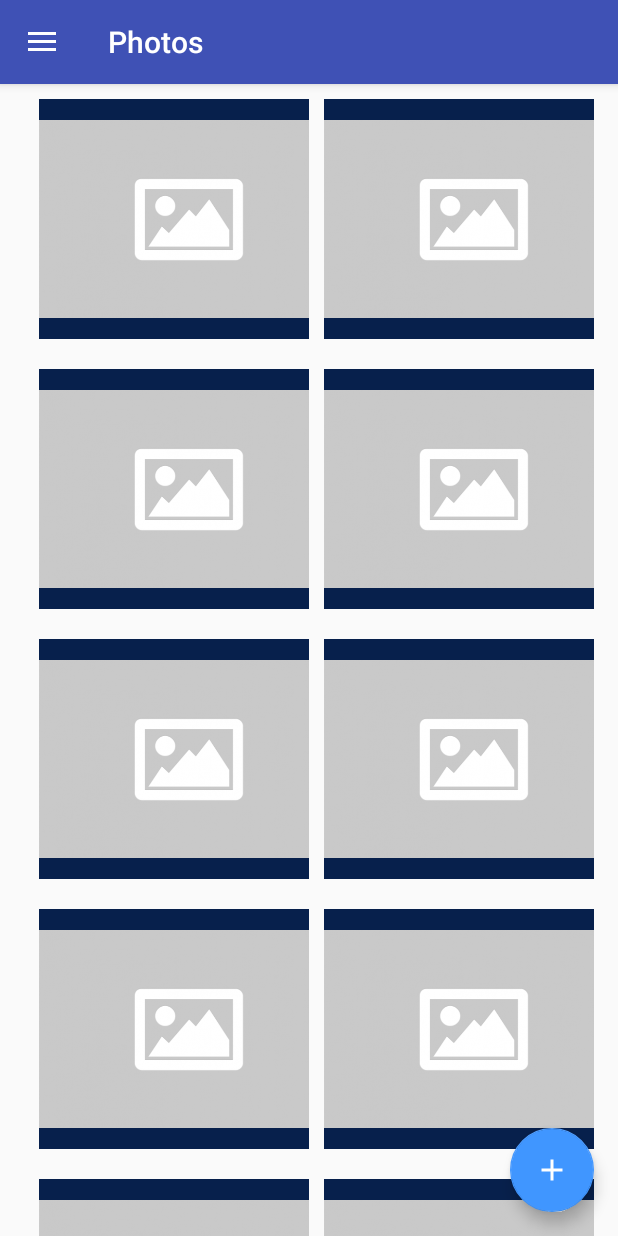
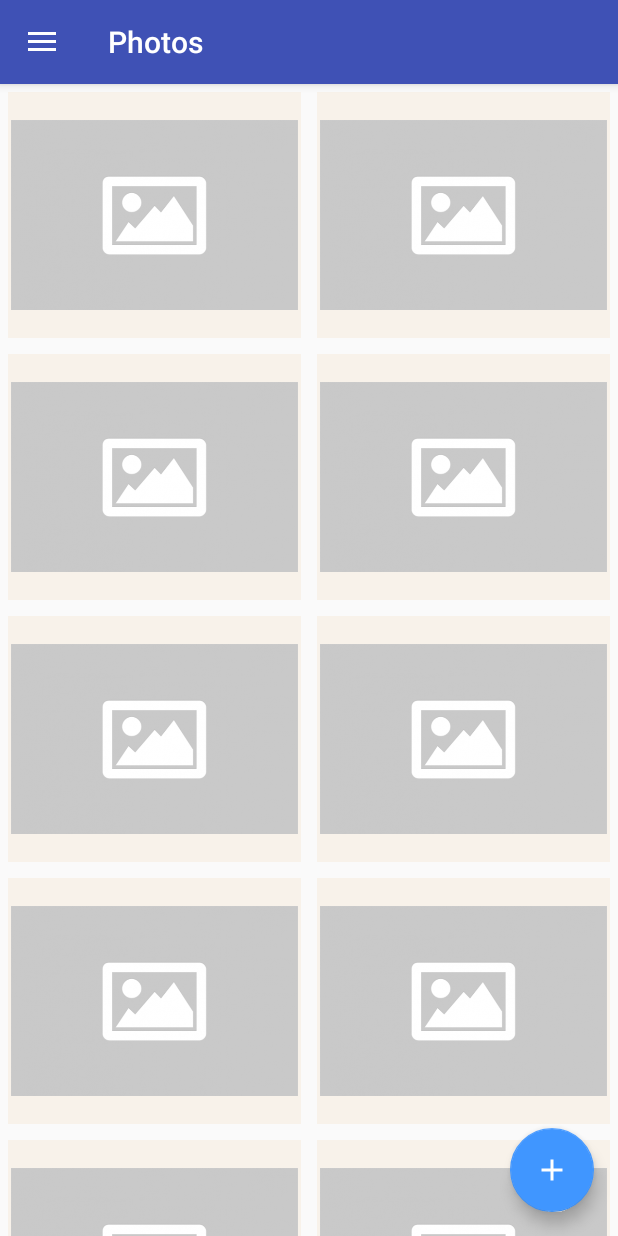
Before and after one commit to mikecon94/TravelJournal, an Android app: the screen it shows after launch (MainActivity), in the side drawer, after a tap on "Photos", on a phone screen of 412 x 824 dp. Run offline under Robolectric (Android 15) with nearby library versions, the light colour scheme and no system bars; our stand-ins replace Room's generated code.

Commit message:
Clean up Image List View.

```diff
--- a/app/src/main/java/com/mikepconroy/traveljournal/fragments/photos/PhotoListFragment.java
+++ b/app/src/main/java/com/mikepconroy/traveljournal/fragments/photos/PhotoListFragment.java
@@ -13,6 +13,7 @@ import android.util.Log;
 import android.view.LayoutInflater;
 import android.view.View;
 import android.view.ViewGroup;
+import android.widget.ImageView;
 
 import com.mikepconroy.traveljournal.Configuration;
 import com.mikepconroy.traveljournal.OnFragmentUpdateListener;
@@ -95,6 +96,9 @@ public class PhotoListFragment extends Fragment {
         super.onResume();
         mListener.onFragmentOpened("Photos", true);
 
+        //TODO: See whether the image height can be programmatically be set here.
+
+
         //TODO: Investigate whether this can be common code to remove the duplication across onResumes.
         FloatingActionButton fab = getActivity().findViewById(R.id.fab);
         fab.setImageResource(R.drawable.ic_add_white_24dp);
--- a/app/src/main/res/layout/fragment_photo_list.xml
+++ b/app/src/main/res/layout/fragment_photo_list.xml
@@ -2,18 +2,13 @@
 <LinearLayout xmlns:android="http://schemas.android.com/apk/res/android"
     android:layout_height="match_parent"
     android:layout_width="match_parent"
-    xmlns:app="http://schemas.android.com/apk/res-auto"
     android:orientation="horizontal">
 <android.support.v7.widget.RecyclerView xmlns:android="http://schemas.android.com/apk/res/android"
-    xmlns:app="http://schemas.android.com/apk/res-auto"
     xmlns:tools="http://schemas.android.com/tools"
     android:id="@+id/photo_list"
     android:name="com.mikepconroy.traveljournal.fragments.photos.PhotoListFragment"
     android:layout_width="match_parent"
     android:layout_height="match_parent"
-    android:layout_marginLeft="16dp"
-    android:layout_marginRight="16dp"
-    app:layoutManager="LinearLayoutManager"
     tools:context="com.mikepconroy.traveljournal.fragments.photos.PhotoListFragment"
     tools:listitem="@layout/fragment_photo_list_item"/>
 
--- a/app/src/main/res/layout/fragment_photo_list_item.xml
+++ b/app/src/main/res/layout/fragment_photo_list_item.xml
@@ -2,13 +2,15 @@
 <LinearLayout xmlns:android="http://schemas.android.com/apk/res/android"
     android:layout_width="wrap_content"
     android:layout_height="wrap_content"
-    android:orientation="horizontal">
+    android:orientation="horizontal"
+    android:padding="2dp"
+    android:layout_margin="5dp"
+    android:background="#12da921f"
+    >
 
     <ImageView
         android:id="@+id/image_list_item"
-        android:layout_width="200dp"
+        android:layout_width="match_parent"
         android:layout_height="160dp"
-        android:background="#07204c"
-        android:layout_margin="10dp"
         android:src="@drawable/photo_not_found"/>
 </LinearLayout>
```
